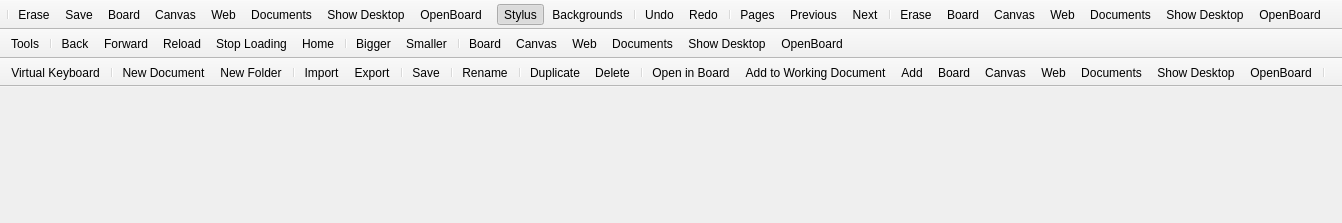
The window that resources/forms/mainWindow.ui (oneday1992/openboard-merge-administraci) describes before a commit, drawn with Qt 5.
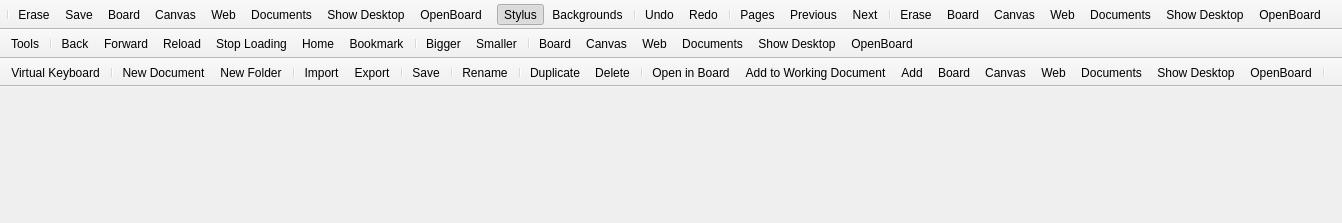
The same window after the commit. Icons and pictures are not drawn.

```diff
--- a/resources/forms/mainWindow.ui
+++ b/resources/forms/mainWindow.ui
@@ -149,6 +149,7 @@
    <addaction name="actionWebReload"/>
    <addaction name="actionStopLoading"/>
    <addaction name="actionHome"/>
+   <addaction name="actionBookmark"/>
    <addaction name="separator"/>
    <addaction name="actionWebBigger"/>
    <addaction name="actionWebSmaller"/>
@@ -1680,6 +1681,21 @@
     <string>Remove the backgound</string>
    </property>
   </action>
+  <action name="actionBookmark">
+   <property name="icon">
+    <iconset resource="../sankore.qrc">
+     <normaloff>:/images/toolbar/bookmark.png</normaloff>:/images/toolbar/bookmark.png</iconset>
+   </property>
+   <property name="text">
+    <string>Bookmark</string>
+   </property>
+   <property name="iconText">
+    <string comment="tooltip">Bookmark</string>
+   </property>
+   <property name="toolTip">
+    <string extracomment="tooltip">Bookmark</string>
+   </property>
+  </action>
   <action name="actionOpenTutorial">
    <property name="icon">
     <iconset resource="../OpenBoard.qrc">
```
